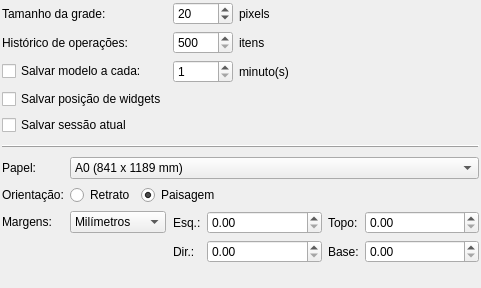
erdincay/pgmodeler-old, file pgmodeler_ui/ui/confgeralwidget.ui: the form before one commit.
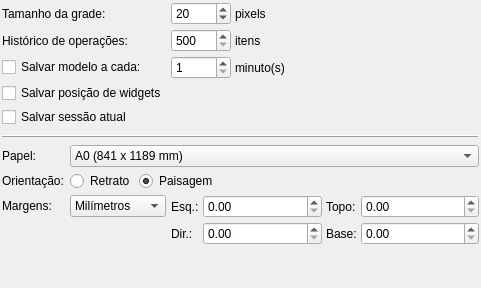
The form after the commit.

Diff of the .ui file:
```diff
--- a/pgmodeler_ui/ui/confgeralwidget.ui
+++ b/pgmodeler_ui/ui/confgeralwidget.ui
@@ -23,6 +23,9 @@
    <property name="margin">
     <number>2</number>
    </property>
+   <property name="spacing">
+    <number>4</number>
+   </property>
    <item row="0" column="0" colspan="2">
     <widget class="QLabel" name="tam_grade_lbl">
      <property name="sizePolicy">
```
